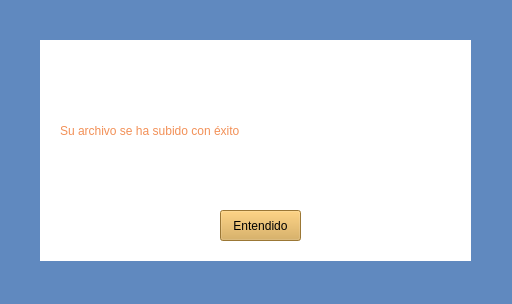
Old version of the form AulaVirtual/mensajeArchivo.ui in the repository micaelCZ/AulaVirtual_VersionFinal.
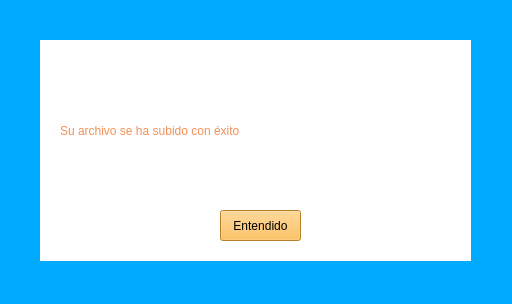
New version of the form.

```diff
--- a/AulaVirtual/mensajeArchivo.ui
+++ b/AulaVirtual/mensajeArchivo.ui
@@ -14,8 +14,7 @@
    <string>Form</string>
   </property>
   <property name="styleSheet">
-   <string notr="true">background-color: rgb(96, 137, 191);
-</string>
+   <string notr="true">background-color: rgb(0, 170, 255);</string>
   </property>
   <widget class="QLabel" name="label">
    <property name="geometry">
@@ -63,8 +62,8 @@
     </rect>
    </property>
    <property name="styleSheet">
-    <string notr="true">background-color: rgb(217, 167, 74);
-font: 700 10pt &quot;Segoe UI&quot;;</string>
+    <string notr="true">font: 700 10pt &quot;Segoe UI&quot;;
+background-color: rgb(255, 179, 56);</string>
    </property>
    <property name="text">
     <string>Entendido</string>
```
